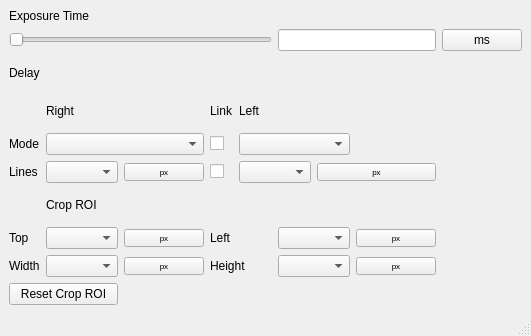
Qt form cameras.ui (sdf1444/Embedded-software-for-light-sheet-microscope-control-software) before a commit.
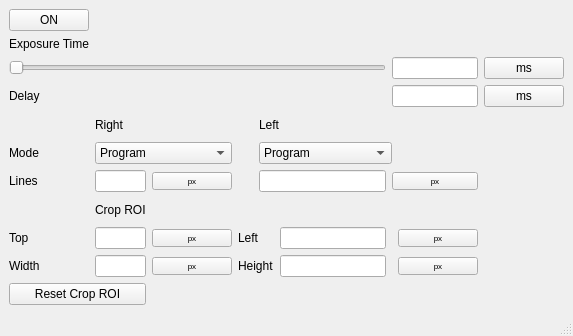
The same form after that commit.

Patch:
```diff
--- a/cameras.ui
+++ b/cameras.ui
@@ -6,7 +6,7 @@
    <rect>
     <x>0</x>
     <y>0</y>
-    <width>381</width>
+    <width>468</width>
     <height>336</height>
    </rect>
   </property>
@@ -15,7 +15,7 @@
   </property>
   <widget class="QWidget" name="centralwidget">
    <layout class="QGridLayout" name="gridLayout">
-    <item row="5" column="2">
+    <item row="6" column="2">
      <widget class="QPushButton" name="pushButton_2">
       <property name="font">
        <font>
@@ -27,72 +27,97 @@
       </property>
      </widget>
     </item>
-    <item row="7" column="3" colspan="2">
-     <widget class="QLabel" name="label_11">
-      <property name="text">
-       <string>Left</string>
-      </property>
-     </widget>
-    </item>
-    <item row="9" column="0" colspan="2">
-     <widget class="QPushButton" name="pushButton_8">
-      <property name="text">
-       <string>Reset Crop ROI</string>
-      </property>
-     </widget>
-    </item>
-    <item row="3" column="3">
-     <widget class="QLabel" name="label_5">
-      <property name="text">
-       <string>Link</string>
-      </property>
-     </widget>
-    </item>
-    <item row="4" column="4" colspan="3">
-     <widget class="QComboBox" name="comboBox_2"/>
-    </item>
-    <item row="5" column="3">
-     <widget class="QCheckBox" name="checkBox_2">
-      <property name="text">
-       <string/>
-      </property>
-     </widget>
-    </item>
-    <item row="7" column="0">
-     <widget class="QLabel" name="label_9">
-      <property name="text">
-       <string>Top</string>
-      </property>
-     </widget>
-    </item>
-    <item row="5" column="1">
-     <widget class="QComboBox" name="comboBox_3"/>
-    </item>
-    <item row="2" column="0" colspan="2">
-     <widget class="QLabel" name="label_2">
-      <property name="text">
-       <string>Delay</string>
-      </property>
+    <item row="5" column="1" colspan="2">
+     <widget class="QComboBox" name="comboBox">
+      <item>
+       <property name="text">
+        <string>Program</string>
+       </property>
+      </item>
+      <item>
+       <property name="text">
+        <string>Shutter Priority</string>
+       </property>
+      </item>
+      <item>
+       <property name="text">
+        <string>Aperture Priority</string>
+       </property>
+      </item>
+      <item>
+       <property name="text">
+        <string>Manual</string>
+       </property>
+      </item>
      </widget>
     </item>
     <item row="6" column="1">
-     <widget class="QLabel" name="label_8">
+     <widget class="QLineEdit" name="lineEdit_2">
       <property name="text">
-       <string>Crop ROI</string>
+       <string/>
       </property>
      </widget>
     </item>
-    <item row="4" column="1" colspan="2">
-     <widget class="QComboBox" name="comboBox"/>
+    <item row="5" column="4" colspan="3">
+     <widget class="QComboBox" name="comboBox_2">
+      <item>
+       <property name="text">
+        <string>Program</string>
+       </property>
+      </item>
+      <item>
+       <property name="text">
+        <string>Shutter Priority</string>
+       </property>
+      </item>
+      <item>
+       <property name="text">
+        <string>Aperture Priority</string>
+       </property>
+      </item>
+      <item>
+       <property name="text">
+        <string>Manual</string>
+       </property>
+      </item>
+     </widget>
     </item>
-    <item row="5" column="4" colspan="2">
-     <widget class="QComboBox" name="comboBox_4"/>
+    <item row="8" column="1">
+     <widget class="QLineEdit" name="lineEdit_4"/>
     </item>
-    <item row="7" column="1">
-     <widget class="QComboBox" name="comboBox_5"/>
+    <item row="2" column="8">
+     <widget class="QPushButton" name="pushButton">
+      <property name="text">
+       <string>ms</string>
+      </property>
+     </widget>
+    </item>
+    <item row="6" column="6" colspan="2">
+     <widget class="QPushButton" name="pushButton_3">
+      <property name="font">
+       <font>
+        <pointsize>6</pointsize>
+       </font>
+      </property>
+      <property name="text">
+       <string>px</string>
+      </property>
+     </widget>
+    </item>
+    <item row="9" column="7">
+     <widget class="QPushButton" name="pushButton_7">
+      <property name="font">
+       <font>
+        <pointsize>6</pointsize>
+       </font>
+      </property>
+      <property name="text">
+       <string>px</string>
+      </property>
+     </widget>
     </item>
     <item row="8" column="2">
-     <widget class="QPushButton" name="pushButton_5">
+     <widget class="QPushButton" name="pushButton_4">
       <property name="font">
        <font>
         <pointsize>6</pointsize>
@@ -103,7 +128,17 @@
       </property>
      </widget>
     </item>
-    <item row="8" column="0">
+    <item row="6" column="4" colspan="2">
+     <widget class="QLineEdit" name="lineEdit_3"/>
+    </item>
+    <item row="6" column="0">
+     <widget class="QLabel" name="label_7">
+      <property name="text">
+       <string>Lines</string>
+      </property>
+     </widget>
+    </item>
+    <item row="9" column="0">
      <widget class="QLabel" name="label_10">
       <property name="text">
        <string>Width</string>
@@ -111,13 +146,46 @@
      </widget>
     </item>
     <item row="5" column="0">
-     <widget class="QLabel" name="label_7">
+     <widget class="QLabel" name="label_3">
       <property name="text">
-       <string>Lines</string>
+       <string>Mode</string>
       </property>
      </widget>
     </item>
-    <item row="0" column="0" colspan="2">
+    <item row="9" column="3" colspan="2">
+     <widget class="QLabel" name="label_12">
+      <property name="text">
+       <string>Height</string>
+      </property>
+     </widget>
+    </item>
+    <item row="8" column="7">
+     <widget class="QPushButton" name="pushButton_6">
+      <property name="font">
+       <font>
+        <pointsize>6</pointsize>
+       </font>
+      </property>
+      <property name="text">
+       <string>px</string>
+      </property>
+     </widget>
+    </item>
+    <item row="4" column="1">
+     <widget class="QLabel" name="label_4">
+      <property name="text">
+       <string>Right</string>
+      </property>
+     </widget>
+    </item>
+    <item row="4" column="4" colspan="2">
+     <widget class="QLabel" name="label_6">
+      <property name="text">
+       <string>Left</string>
+      </property>
+     </widget>
+    </item>
+    <item row="1" column="0" colspan="2">
      <widget class="QLabel" name="label">
       <property name="sizePolicy">
        <sizepolicy hsizetype="MinimumExpanding" vsizetype="Fixed">
@@ -130,112 +198,92 @@
       </property>
      </widget>
     </item>
-    <item row="1" column="0" colspan="5">
+    <item row="8" column="3" colspan="2">
+     <widget class="QLabel" name="label_11">
+      <property name="text">
+       <string>Left</string>
+      </property>
+     </widget>
+    </item>
+    <item row="10" column="0" colspan="2">
+     <widget class="QPushButton" name="pushButton_8">
+      <property name="text">
+       <string>Reset Crop ROI</string>
+      </property>
+     </widget>
+    </item>
+    <item row="8" column="0">
+     <widget class="QLabel" name="label_9">
+      <property name="text">
+       <string>Top</string>
+      </property>
+     </widget>
+    </item>
+    <item row="9" column="2">
+     <widget class="QPushButton" name="pushButton_5">
+      <property name="font">
+       <font>
+        <pointsize>6</pointsize>
+       </font>
+      </property>
+      <property name="text">
+       <string>px</string>
+      </property>
+     </widget>
+    </item>
+    <item row="3" column="0" colspan="2">
+     <widget class="QLabel" name="label_2">
+      <property name="text">
+       <string>Delay</string>
+      </property>
+     </widget>
+    </item>
+    <item row="7" column="1">
+     <widget class="QLabel" name="label_8">
+      <property name="text">
+       <string>Crop ROI</string>
+      </property>
+     </widget>
+    </item>
+    <item row="3" column="6" colspan="2">
+     <widget class="QLineEdit" name="lineEdit_8"/>
+    </item>
+    <item row="3" column="8">
+     <widget class="QPushButton" name="pushButton_9">
+      <property name="text">
+       <string>ms</string>
+      </property>
+     </widget>
+    </item>
+    <item row="9" column="1">
+     <widget class="QLineEdit" name="lineEdit_5"/>
+    </item>
+    <item row="8" column="5">
+     <widget class="QLineEdit" name="lineEdit_6"/>
+    </item>
+    <item row="9" column="5">
+     <widget class="QLineEdit" name="lineEdit_7"/>
+    </item>
+    <item row="2" column="6" colspan="2">
+     <widget class="QLineEdit" name="lineEdit"/>
+    </item>
+    <item row="2" column="0" colspan="6">
      <widget class="QSlider" name="horizontalSlider">
+      <property name="maximum">
+       <number>5000</number>
+      </property>
       <property name="orientation">
        <enum>Qt::Horizontal</enum>
       </property>
      </widget>
     </item>
-    <item row="7" column="5" colspan="2">
-     <widget class="QComboBox" name="comboBox_7"/>
-    </item>
-    <item row="8" column="3" colspan="2">
-     <widget class="QLabel" name="label_12">
+    <item row="0" column="0">
+     <widget class="QPushButton" name="pushButton_10">
       <property name="text">
-       <string>Height</string>
+       <string>ON</string>
       </property>
-     </widget>
-    </item>
-    <item row="7" column="7">
-     <widget class="QPushButton" name="pushButton_6">
-      <property name="font">
-       <font>
-        <pointsize>6</pointsize>
-       </font>
-      </property>
-      <property name="text">
-       <string>px</string>
-      </property>
-     </widget>
-    </item>
-    <item row="8" column="1">
-     <widget class="QComboBox" name="comboBox_6"/>
-    </item>
-    <item row="1" column="5" colspan="3">
-     <widget class="QLineEdit" name="lineEdit"/>
-    </item>
-    <item row="4" column="0">
-     <widget class="QLabel" name="label_3">
-      <property name="text">
-       <string>Mode</string>
-      </property>
-     </widget>
-    </item>
-    <item row="5" column="6" colspan="2">
-     <widget class="QPushButton" name="pushButton_3">
-      <property name="font">
-       <font>
-        <pointsize>6</pointsize>
-       </font>
-      </property>
-      <property name="text">
-       <string>px</string>
-      </property>
-     </widget>
-    </item>
-    <item row="3" column="4" colspan="2">
-     <widget class="QLabel" name="label_6">
-      <property name="text">
-       <string>Left</string>
-      </property>
-     </widget>
-    </item>
-    <item row="3" column="1">
-     <widget class="QLabel" name="label_4">
-      <property name="text">
-       <string>Right</string>
-      </property>
-     </widget>
-    </item>
-    <item row="8" column="7">
-     <widget class="QPushButton" name="pushButton_7">
-      <property name="font">
-       <font>
-        <pointsize>6</pointsize>
-       </font>
-      </property>
-      <property name="text">
-       <string>px</string>
-      </property>
-     </widget>
-    </item>
-    <item row="8" column="5" colspan="2">
-     <widget class="QComboBox" name="comboBox_8"/>
-    </item>
-    <item row="4" column="3">
-     <widget class="QCheckBox" name="checkBox">
-      <property name="text">
-       <string/>
-      </property>
-     </widget>
-    </item>
-    <item row="7" column="2">
-     <widget class="QPushButton" name="pushButton_4">
-      <property name="font">
-       <font>
-        <pointsize>6</pointsize>
-       </font>
-      </property>
-      <property name="text">
-       <string>px</string>
-      </property>
-     </widget>
-    </item>
-    <item row="1" column="8">
-     <widget class="QPushButton" name="pushButton">
-      <property name="text">
-       <string>ms</string>
+      <property name="checkable">
+       <bool>true</bool>
       </property>
      </widget>
     </item>
```
